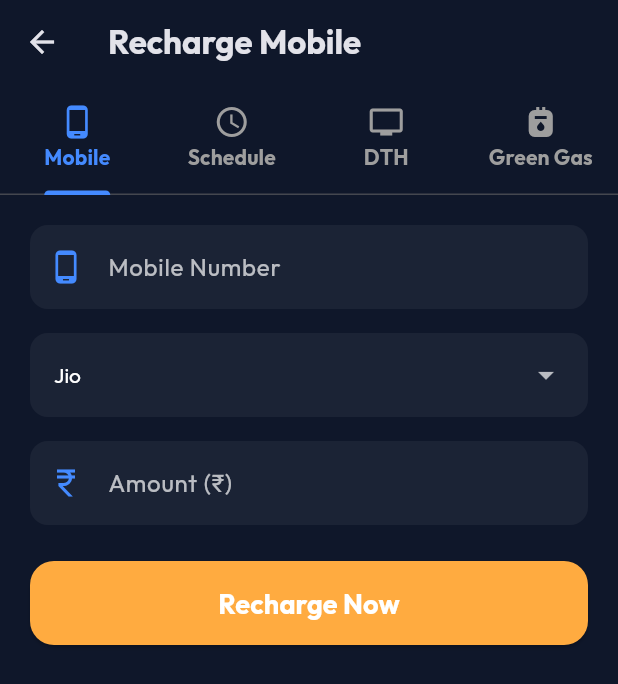
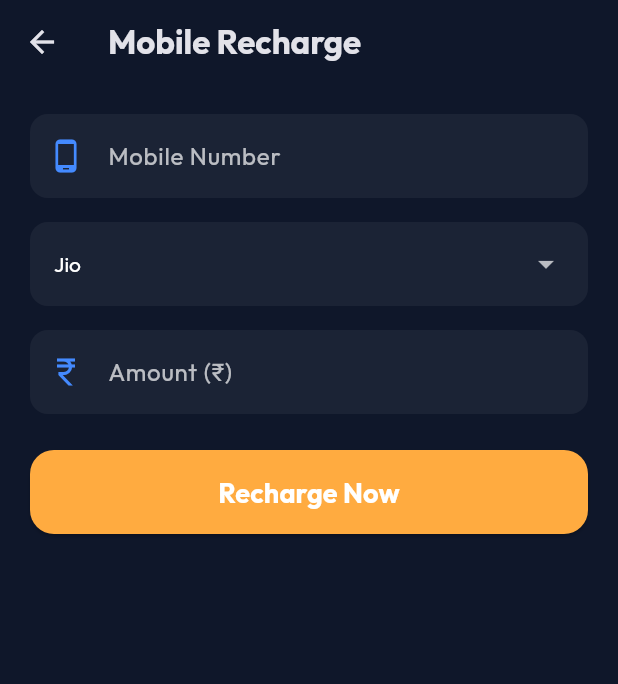
Before and after one commit to skaagagra/skaagfrontend, a Flutter app: the RechargeScreen screen opened directly, on a phone screen of 412 x 824 dp. Shown: the top 684 px of the screen. Run offline on Flutter 3.47's test engine with Material 3 defaults, Android fonts, the phone set to English and light mode, and no system bars; our stand-ins replace firebase_core, firebase_messaging, flutter_local_notifications, google_fonts, local_auth, shared_preferences; accounts and stored records are empty; network calls fail.

```diff
--- a/lib/screens/recharge_screen.dart
+++ b/lib/screens/recharge_screen.dart
@@ -14,13 +14,11 @@ class RechargeScreen extends StatefulWidget {
   State<RechargeScreen> createState() => _RechargeScreenState();
 }
 
-class _RechargeScreenState extends State<RechargeScreen> with SingleTickerProviderStateMixin {
+class _RechargeScreenState extends State<RechargeScreen> {
   final _mobileController = TextEditingController();
   final _amountController = TextEditingController();
   String _selectedOperator = 'Jio';
   final List<String> _operators = ['Jio', 'Airtel', 'Vi', 'BSNL'];
-
-  late TabController _tabController;
 
   // Scheduling
   DateTime? _selectedDate;
@@ -31,12 +29,10 @@ class _RechargeScreenState extends State<RechargeScreen> with SingleTickerProvid
   @override
   void initState() {
     super.initState();
-    _tabController = TabController(length: 4, vsync: this, initialIndex: widget.initialTabIndex);
   }
 
   @override
   void dispose() {
-    _tabController.dispose();
     super.dispose();
   }
 
@@ -149,36 +145,35 @@ class _RechargeScreenState extends State<RechargeScreen> with SingleTickerProvid
     }
   }
 
+  String _getTitle() {
+    switch (widget.initialTabIndex) {
+      case 0: return 'Mobile Recharge';
+      case 1: return 'Schedule Recharge';
+      case 2: return 'DTH Recharge';
+      case 3: return 'Green Gas Bill';
+      default: return 'Recharge';
+    }
+  }
+
+  Widget _getBody() {
+    switch (widget.initialTabIndex) {
+      case 0: return _buildForm(type: 'Mobile', isScheduled: false);
+      case 1: return _buildForm(type: 'Schedule', isScheduled: true);
+      case 2: return _buildPlaceholder(type: 'DTH Recharge', icon: Icons.tv);
+      case 3: return _buildPlaceholder(type: 'Green Gas Bill', icon: Icons.gas_meter);
+      default: return _buildForm(type: 'Mobile', isScheduled: false);
+    }
+  }
+
   @override
   Widget build(BuildContext context) {
     return Scaffold(
       appBar: AppBar(
-        title: Text('Recharge Mobile', style: GoogleFonts.outfit(fontWeight: FontWeight.bold)),
+        title: Text(_getTitle(), style: GoogleFonts.outfit(fontWeight: FontWeight.bold)),
         backgroundColor: Colors.transparent,
         elevation: 0,
-        bottom: TabBar(
-          controller: _tabController,
-          indicatorColor: Colors.blueAccent,
-          labelColor: Colors.blueAccent,
-          unselectedLabelColor: Colors.grey,
-          labelStyle: GoogleFonts.outfit(fontWeight: FontWeight.bold),
-          tabs: const [
-            Tab(icon: Icon(Icons.phone_android), text: 'Mobile'),
-            Tab(icon: Icon(Icons.schedule), text: 'Schedule'),
-            Tab(icon: Icon(Icons.tv), text: 'DTH'),
-            Tab(icon: Icon(Icons.gas_meter), text: 'Green Gas'),
-          ],
-        ),
       ),
-      body: TabBarView(
-        controller: _tabController,
-        children: [
-          _buildForm(type: 'Mobile', isScheduled: false),
-          _buildForm(type: 'Schedule', isScheduled: true),
-          _buildPlaceholder(type: 'DTH Recharge', icon: Icons.tv),
-          _buildPlaceholder(type: 'Green Gas Bill', icon: Icons.gas_meter),
-        ],
-      ),
+      body: _getBody(),
     );
   }
 
```
